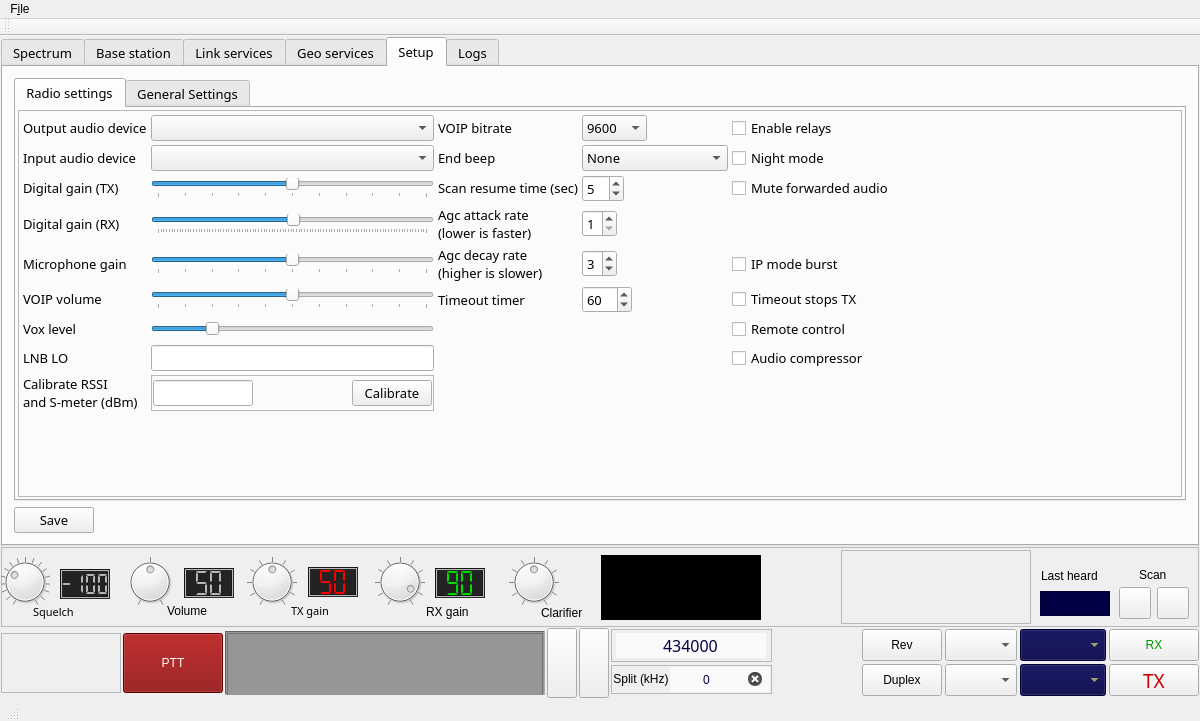
The window that mainwindow.ui (qradiolink/qradiolink) describes before a commit, drawn with Qt 5.
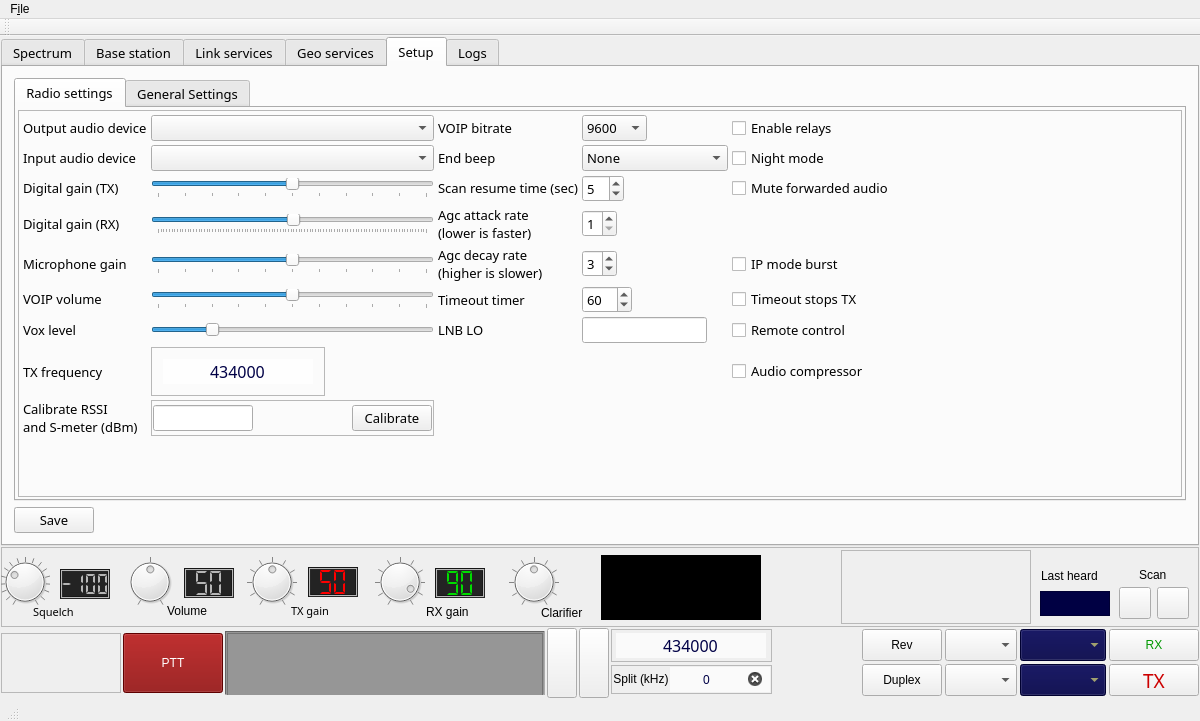
The same window after the commit. Icons and pictures are not drawn. Custom widgets are drawn as their Qt base class.

Commit message: Calculate TX shift automatically from TX freq input, adjust SSB filters

Patch:
```diff
--- a/mainwindow.ui
+++ b/mainwindow.ui
@@ -2824,13 +2824,6 @@
                    </property>
                   </widget>
                  </item>
-                 <item row="12" column="0">
-                  <widget class="QLabel" name="label_23">
-                   <property name="text">
-                    <string>LNB LO</string>
-                   </property>
-                  </widget>
-                 </item>
                  <item row="9" column="2">
                   <widget class="QLabel" name="label_37">
                    <property name="sizePolicy">
@@ -2938,9 +2931,6 @@
                    </property>
                   </widget>
                  </item>
-                 <item row="12" column="1">
-                  <widget class="QLineEdit" name="lnbLOEdit"/>
-                 </item>
                  <item row="5" column="1">
                   <widget class="QComboBox" name="audioInputComboBox">
                    <property name="sizePolicy">
@@ -3204,6 +3194,114 @@
                    </property>
                   </widget>
                  </item>
+                 <item row="11" column="3">
+                  <widget class="QLineEdit" name="lnbLOEdit">
+                   <property name="sizePolicy">
+                    <sizepolicy hsizetype="Fixed" vsizetype="Fixed">
+                     <horstretch>0</horstretch>
+                     <verstretch>0</verstretch>
+                    </sizepolicy>
+                   </property>
+                  </widget>
+                 </item>
+                 <item row="11" column="2">
+                  <widget class="QLabel" name="label_23">
+                   <property name="text">
+                    <string>LNB LO</string>
+                   </property>
+                  </widget>
+                 </item>
+                 <item row="12" column="0">
+                  <widget class="QLabel" name="label_49">
+                   <property name="text">
+                    <string>TX frequency</string>
+                   </property>
+                  </widget>
+                 </item>
+                 <item row="12" column="1">
+                  <widget class="QFrame" name="frame_13">
+                   <property name="sizePolicy">
+                    <sizepolicy hsizetype="Fixed" vsizetype="Fixed">
+                     <horstretch>0</horstretch>
+                     <verstretch>0</verstretch>
+                    </sizepolicy>
+                   </property>
+                   <property name="frameShape">
+                    <enum>QFrame::StyledPanel</enum>
+                   </property>
+                   <property name="frameShadow">
+                    <enum>QFrame::Raised</enum>
+                   </property>
+                   <layout class="QHBoxLayout" name="horizontalLayout_9">
+                    <item>
+                     <widget class="QLineEdit" name="txFrequencyEdit">
+                      <property name="sizePolicy">
+                       <sizepolicy hsizetype="Fixed" vsizetype="Fixed">
+                        <horstretch>0</horstretch>
+                        <verstretch>0</verstretch>
+                       </sizepolicy>
+                      </property>
+                      <property name="minimumSize">
+                       <size>
+                        <width>150</width>
+                        <height>25</height>
+                       </size>
+                      </property>
+                      <property name="maximumSize">
+                       <size>
+                        <width>150</width>
+                        <height>25</height>
+                       </size>
+                      </property>
+                      <property name="font">
+                       <font>
+                        <family>Sans Serif</family>
+                        <pointsize>12</pointsize>
+                        <weight>50</weight>
+                        <italic>false</italic>
+                        <bold>false</bold>
+                       </font>
+                      </property>
+                      <property name="toolTip">
+                       <string>Direct frequency enter</string>
+                      </property>
+                      <property name="autoFillBackground">
+                       <bool>false</bool>
+                      </property>
+                      <property name="styleSheet">
+                       <string notr="true">color: rgb(0, 0, 70);
+background-color: rgba(255, 255, 255, 180);
+font: 12pt &quot;Sans Serif&quot;;</string>
+                      </property>
+                      <property name="inputMethodHints">
+                       <set>Qt::ImhDigitsOnly</set>
+                      </property>
+                      <property name="inputMask">
+                       <string notr="true"/>
+                      </property>
+                      <property name="text">
+                       <string notr="true">434000</string>
+                      </property>
+                      <property name="maxLength">
+                       <number>16</number>
+                      </property>
+                      <property name="frame">
+                       <bool>false</bool>
+                      </property>
+                      <property name="cursorPosition">
+                       <number>6</number>
+                      </property>
+                      <property name="alignment">
+                       <set>Qt::AlignCenter</set>
+                      </property>
+                      <property name="placeholderText">
+                       <string notr="true"/>
+                      </property>
+                     </widget>
+                    </item>
+                   </layout>
+                  </widget>
+                 </item>
                 </layout>
                </widget>
               </item>
```
The commit also changes 4 other files.
